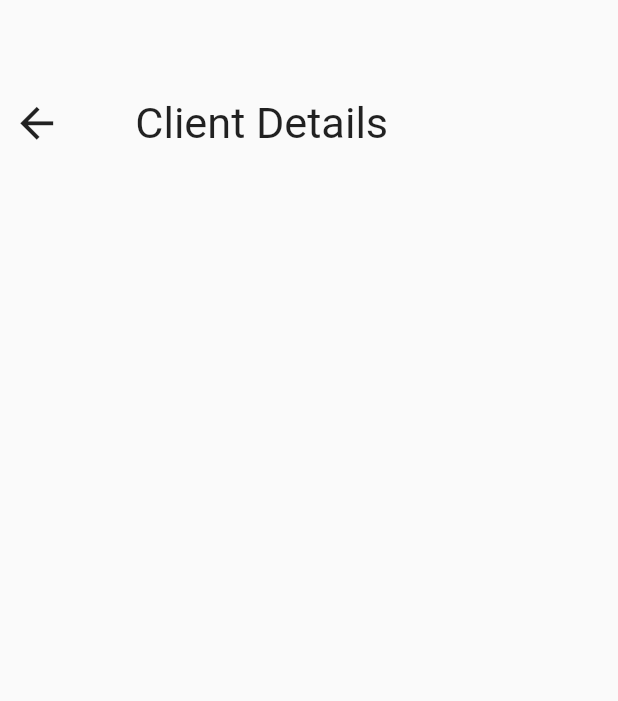
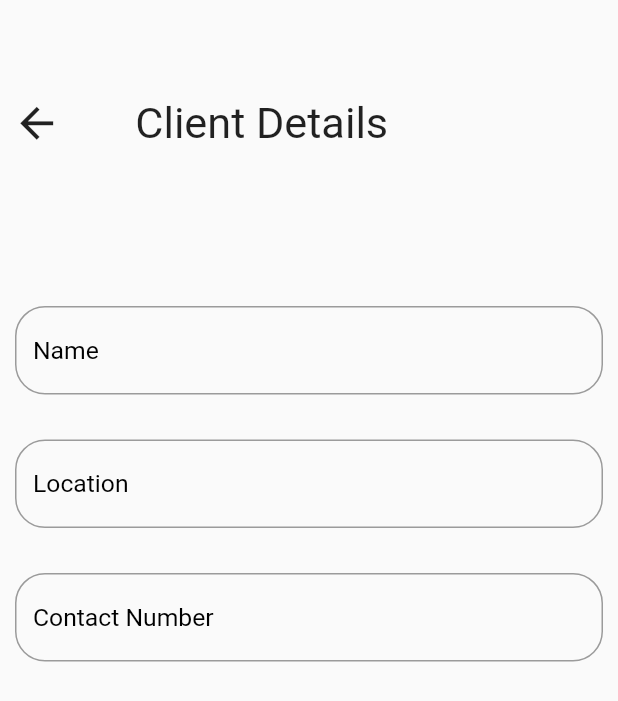
Before and after one commit to RotenKiwi/QuotationGenerator, a Flutter app: the Gurkha screen opened directly, on a phone screen of 412 x 824 dp. Shown: the top 701 px of the screen. Run offline on Flutter 3.47's test engine with Material 2 defaults, Android fonts, the phone set to English and light mode, and no system bars; missing offline and left inert: dart:ffi; Roboto replaces fonts that are missing (Poppins).

Commit message:
New Component (forField)
Made changes to the new component added

```diff
--- /dev/null
+++ b/lib/Components/FormField.dart
@@ -0,0 +1,40 @@
+import 'package:flutter/material.dart';
+
+class formField extends StatelessWidget {
+  final String text;
+  //final Color textColor;
+  final double horizontalPadding;
+  final double maxWidth;
+
+  const formField({
+    super.key,
+    required this.text,
+    //required this.textColor,
+    required this.horizontalPadding,
+    required this.maxWidth,
+  });
+
+  @override
+  Widget build(BuildContext context) {
+    return Padding(
+      padding:
+          EdgeInsets.symmetric(horizontal: horizontalPadding, vertical: 15),
+      child: TextFormField(
+        decoration: InputDecoration(
+          border: const OutlineInputBorder(
+            borderRadius: BorderRadius.all(
+              Radius.circular(20.0),
+            ),
+          ),
+          hintText: text,
+          hintStyle: TextStyle(
+            //color: textColor,
+            color: Colors.black,
+            fontSize: maxWidth * 0.04,
+            fontFamily: 'Poppins',
+          ),
+        ),
+      ),
+    );
+  }
+}
--- a/lib/Screens/Gurkha.dart
+++ b/lib/Screens/Gurkha.dart
@@ -1,4 +1,5 @@
 import 'package:flutter/material.dart';
+import 'package:sp_quotation/Components/FormField.dart';
 import 'package:sp_quotation/Components/TopBar.dart';
 
 class Gurkha extends StatelessWidget {
@@ -11,11 +12,35 @@ class Gurkha extends StatelessWidget {
         builder: (context, constraint) {
           return Column(
             children: [
-              Container(
+              SizedBox(
                 //color: Colors.black,
                 height: constraint.maxHeight * 0.07,
               ),
-              topBar(text: 'Client Details', maxWidth: constraint.maxWidth,),
+              topBar(
+                text: 'Client Details',
+                maxWidth: constraint.maxWidth,
+              ),
+              SizedBox(
+                height: constraint.maxHeight * 0.1,
+              ),
+              Expanded(
+                child: ListView(
+                  children: [
+                    formField(
+                        text: 'Name',
+                        horizontalPadding: 10,
+                        maxWidth: constraint.maxWidth),
+                    formField(
+                        text: 'Location',
+                        horizontalPadding: 10,
+                        maxWidth: constraint.maxWidth),
+                    formField(
+                        text: 'Contact Number',
+                        horizontalPadding: 10,
+                        maxWidth: constraint.maxWidth),
+                  ],
+                ),
+              ),
             ],
           );
         },
```
